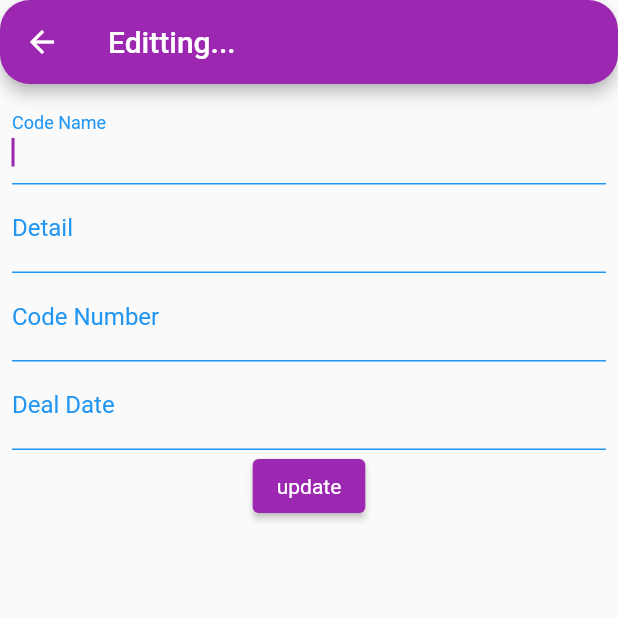
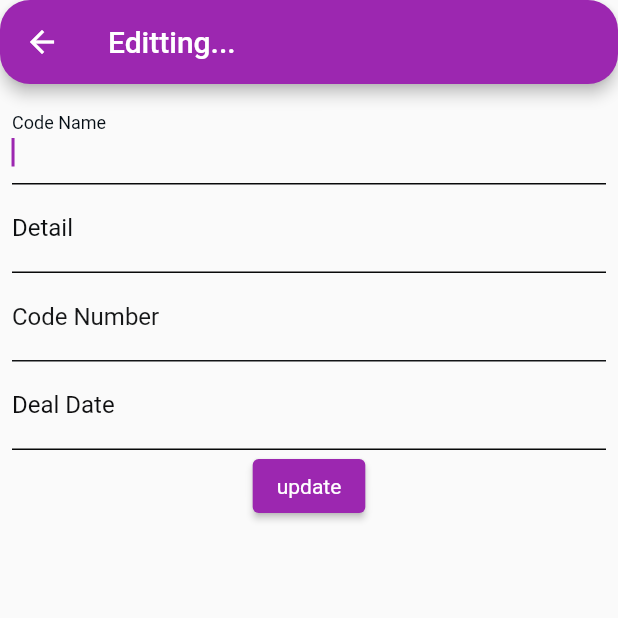
Before and after one commit to Phusitd63/MobileApp, a Flutter app: the FormEditScreen screen opened directly with empty values, on a phone screen of 412 x 824 dp, the top half of it. Run offline on Flutter 3.47's test engine with Material 2 defaults, Android fonts, the phone set to English and light mode, and no system bars; our stand-ins replace sembast.

Commit message:
Redem Code

```diff
--- a/lib/Page/form_edit.dart
+++ b/lib/Page/form_edit.dart
@@ -61,11 +61,14 @@ class _FormEditScreenState extends State<FormEditScreen> {
                       },
                       decoration: const InputDecoration(
                           enabledBorder: UnderlineInputBorder(
-                              borderSide: BorderSide(color: Colors.blue)),
+                              borderSide: BorderSide(
+                                  color: Color.fromARGB(255, 6, 11, 15))),
                           focusedBorder: UnderlineInputBorder(
-                              borderSide: BorderSide(color: Colors.blue)),
+                              borderSide: BorderSide(
+                                  color: Color.fromARGB(255, 8, 9, 10))),
                           labelText: "Code Name",
-                          labelStyle: TextStyle(color: Colors.blue)),
+                          labelStyle:
+                              TextStyle(color: Color.fromARGB(255, 5, 14, 21))),
                       autofocus: true,
                     ),
                     TextFormField(
@@ -78,11 +81,14 @@ class _FormEditScreenState extends State<FormEditScreen> {
                       },
                       decoration: const InputDecoration(
                           enabledBorder: UnderlineInputBorder(
-                              borderSide: BorderSide(color: Colors.blue)),
+                              borderSide: BorderSide(
+                                  color: Color.fromARGB(255, 8, 9, 9))),
                           focusedBorder: UnderlineInputBorder(
-                              borderSide: BorderSide(color: Colors.blue)),
+                              borderSide: BorderSide(
+                                  color: Color.fromARGB(255, 21, 29, 36))),
                           labelText: "Detail",
-                          labelStyle: TextStyle(color: Colors.blue)),
+                          labelStyle: TextStyle(
+                              color: Color.fromARGB(255, 14, 16, 18))),
                       keyboardType: TextInputType.text,
                     ),
                     TextFormField(
@@ -95,11 +101,14 @@ class _FormEditScreenState extends State<FormEditScreen> {
                       },
                       decoration: const InputDecoration(
                           enabledBorder: UnderlineInputBorder(
-                              borderSide: BorderSide(color: Colors.blue)),
+                              borderSide: BorderSide(
+                                  color: Color.fromARGB(255, 18, 20, 22))),
                           focusedBorder: UnderlineInputBorder(
-                              borderSide: BorderSide(color: Colors.blue)),
+                              borderSide: BorderSide(
+                                  color: Color.fromARGB(255, 18, 20, 21))),
                           labelText: "Code Number ",
-                          labelStyle: TextStyle(color: Colors.blue)),
+                          labelStyle: TextStyle(
+                              color: Color.fromARGB(255, 22, 23, 24))),
                       keyboardType: TextInputType.text,
                     ),
                     TextFormField(
@@ -112,11 +121,14 @@ class _FormEditScreenState extends State<FormEditScreen> {
                       },
                       decoration: const InputDecoration(
                           enabledBorder: UnderlineInputBorder(
-                              borderSide: BorderSide(color: Colors.blue)),
+                              borderSide: BorderSide(
+                                  color: Color.fromARGB(255, 7, 8, 8))),
                           focusedBorder: UnderlineInputBorder(
-                              borderSide: BorderSide(color: Colors.blue)),
+                              borderSide: BorderSide(
+                                  color: Color.fromARGB(255, 10, 10, 10))),
                           labelText: "Deal Date",
-                          labelStyle: TextStyle(color: Colors.blue)),
+                          labelStyle: TextStyle(
+                              color: Color.fromARGB(255, 14, 14, 15))),
                       keyboardType: TextInputType.text,
                     ),
                     ElevatedButton(
```
